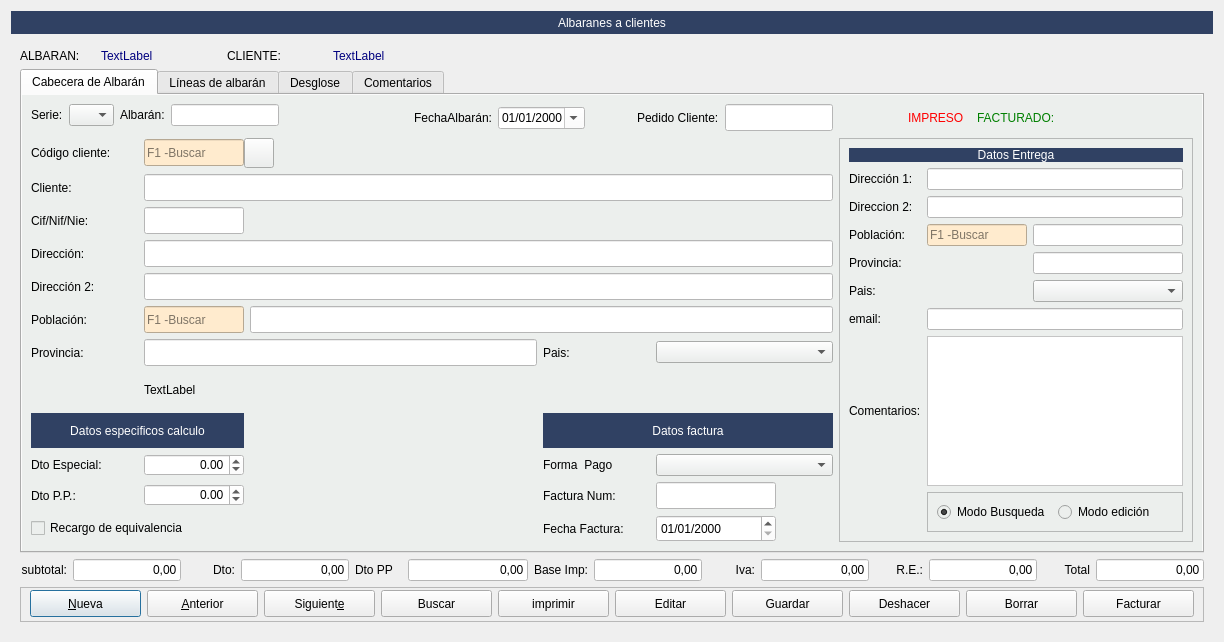
Qt form Zona_Ventas/frmalbaran.ui (arcnexus/RedFoX) before a commit.
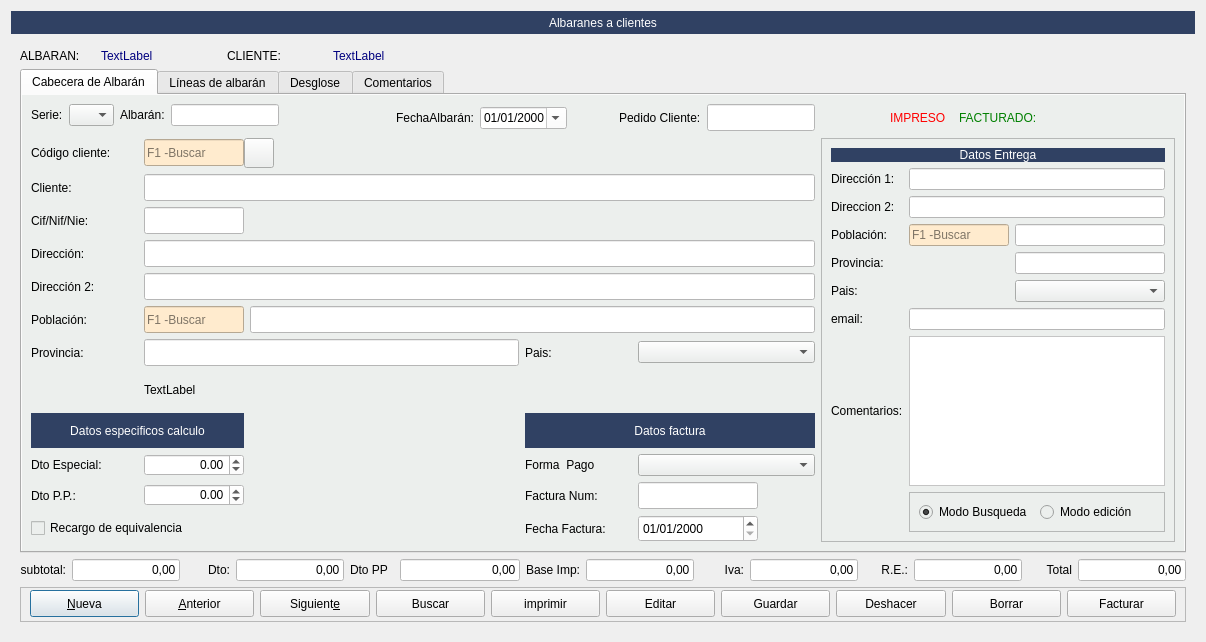
The same form after that commit. Icons and pictures are not drawn.

What changed in the file:
```diff
--- a/Zona_Ventas/frmalbaran.ui
+++ b/Zona_Ventas/frmalbaran.ui
@@ -6,7 +6,7 @@
    <rect>
     <x>0</x>
     <y>0</y>
-    <width>1224</width>
+    <width>1206</width>
     <height>642</height>
    </rect>
   </property>
```
Left out of the diff: 264 changed lines with no effect on the pictures.
